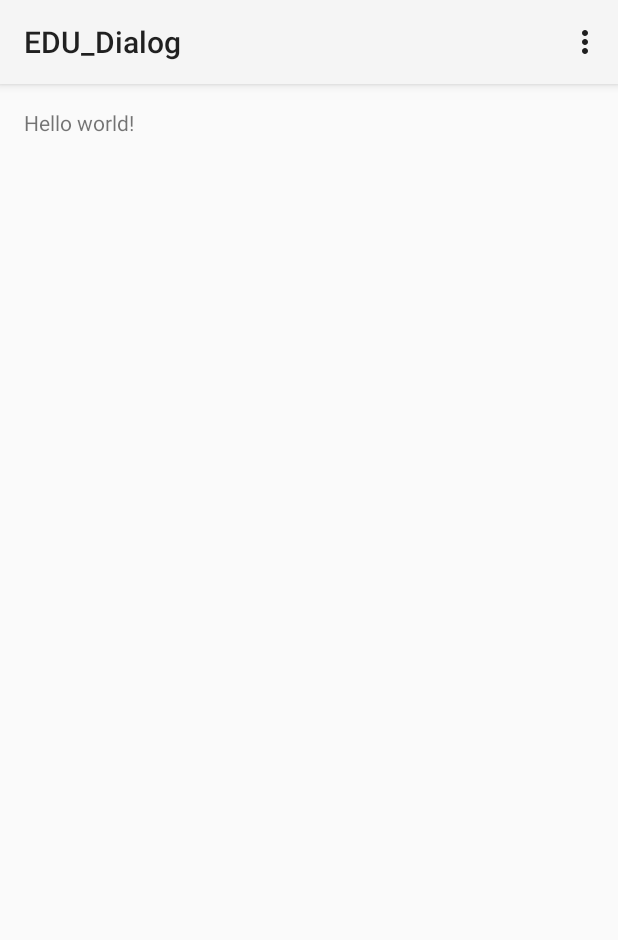
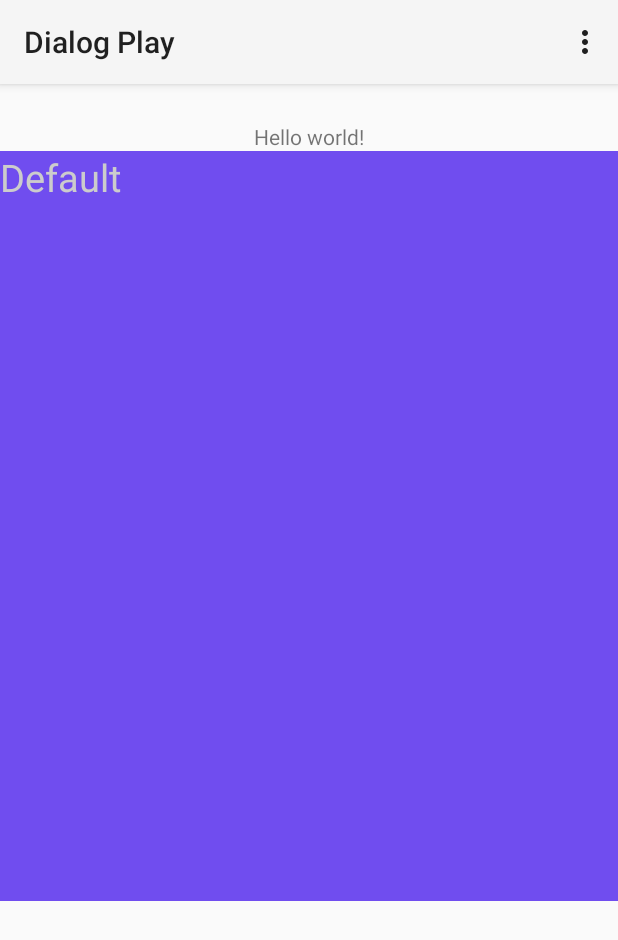
Before and after one commit to amha/Android-Dialog-Explorations, an Android app: the screen it shows after launch (DialogMainActivity), on a phone screen of 412 x 824 dp. Shown: the top 940 px of the screen. Run offline under Robolectric (Android 15) with nearby library versions, the phone set to English and light mode, and no system bars.

Commit message:
Added Image Fragment with dummy text data.

```diff
--- a/app/build.gradle
+++ b/app/build.gradle
@@ -19,7 +19,7 @@ android {
     defaultConfig {
         applicationId "com.amha.edu_dialog.app"
         minSdkVersion 16
-        targetSdkVersion 21
+        targetSdkVersion 19
         versionCode 1
         versionName "1.0"
     }
@@ -33,4 +33,5 @@ android {
 
 dependencies {
     compile fileTree(dir: 'libs', include: ['*.jar'])
+    compile 'com.android.support:support-v4:19.0.0'
 }
--- a/app/src/main/java/com/amha/edu_dialog/app/DialogMainActivity.java
+++ b/app/src/main/java/com/amha/edu_dialog/app/DialogMainActivity.java
@@ -2,16 +2,55 @@ package com.amha.edu_dialog.app;
 
 import android.app.Activity;
 import android.os.Bundle;
+import android.support.v4.app.FragmentActivity;
+import android.support.v4.view.ViewPager;
+import android.util.Log;
 import android.view.Menu;
 import android.view.MenuItem;
 
 
 public class DialogMainActivity extends Activity {
 
+    //ViewPager that swipes between images.
+    ViewPager mPager;
+
+    //Static number of pages.
+    //private static int VIEW_PAGER_PAGES = 4;
+
+    //Page adapter populates the viewpager.
+    //CustomPageAdapter pageAdapter;
+
+    ImageFragment fragment;
+
     @Override
     protected void onCreate(Bundle savedInstanceState) {
         super.onCreate(savedInstanceState);
         setContentView(R.layout.activity_dialog_main);
+
+        // Check we're using the layout version of the frame. {Not sure why.}
+
+        if((findViewById(R.id.frame)) != null){
+
+            Log.d("AMHA-OUT", "Check 1");
+
+            // A fragment has already been created, no need to instantiate a new one.
+            if(savedInstanceState != null){
+                Log.d("AMHA-OUT", "Check 2");
+                return;
+            }
+
+            //Currently not working - may not need this either.
+            //fragment.newInstance("Lemon");
+
+            Bundle args = new Bundle();
+            args.putString("param1", "Default");
+
+            fragment = new ImageFragment();
+            fragment.setArguments(args);
+
+            getFragmentManager().beginTransaction()
+                    .add(R.id.frame, fragment).commit();
+        }
     }
 
 
--- /dev/null
+++ b/app/src/main/java/com/amha/edu_dialog/app/ImageFragment.java
@@ -0,0 +1,82 @@
+package com.amha.edu_dialog.app;
+
+
+import android.app.Fragment;
+import android.os.Bundle;
+import android.util.Log;
+import android.view.LayoutInflater;
+import android.view.View;
+import android.view.ViewGroup;
+import android.widget.TextView;
+
+
+/**
+ * A simple {@link Fragment} subclass.
+ * Use the {@link ImageFragment#newInstance} factory method to
+ * create an instance of this fragment.
+ *
+ */
+public class ImageFragment extends Fragment {
+
+    // TODO: Rename parameter arguments, choose names that match
+    // the fragment initialization parameters, e.g. ARG_ITEM_NUMBER
+    private static final String ARG_PARAM1 = "param1";
+    //private static final String ARG_PARAM2 = "param2";
+
+    // TODO: Rename and change types of parameters
+    String mParam1;
+    //private String mParam2;
+
+    /**
+     * Use this factory method to create a new instance of
+     * this fragment using the provided parameters.
+     *
+     * @param param1 Parameter 1.
+     * @return A new instance of fragment ImageFragment.
+     */
+    // TODO: Rename and change types and number of parameters
+   public static ImageFragment newInstance(String param1) {
+
+        ImageFragment fragment = new ImageFragment();
+
+        Bundle args = new Bundle();
+        args.putString("param1", "Default, as static.");
+        fragment.setArguments(args);
+
+        return fragment;
+    }
+
+
+    public ImageFragment() {
+        // Required empty public constructor
+    }
+
+    @Override
+    public void onCreate(Bundle savedInstanceState) {
+        super.onCreate(savedInstanceState);
+
+         if (getArguments() != null) {
+            mParam1 = getArguments().getString(ARG_PARAM1);
+            //mParam2 = getArguments().getString(ARG_PARAM2);
+            //mParam1 = "Custom Error";
+            Log.d("AMHA", "////////////////////////WTF111");
+        }
+        else {
+            mParam1 = "Empty AAAAgument";
+            Log.d("AMHA", "////////////////////////NULL");
+        }
+    }
+
+    @Override
+    public View onCreateView(LayoutInflater inflater, ViewGroup container,
+                             Bundle savedInstanceState) {
+
+        // Inflate the layout for this fragment
+        View v = inflater.inflate(R.layout.fragment_image, container, false);
+        TextView textView = (TextView)v.findViewById(R.id.text_field);
+        textView.setText(mParam1);
+        return v;
+    }
+
+
+}
--- a/app/src/main/res/layout/activity_dialog_main.xml
+++ b/app/src/main/res/layout/activity_dialog_main.xml
@@ -1,16 +1,32 @@
+<?xml version="1.0" encoding="utf-8"?>
 <RelativeLayout xmlns:android="http://schemas.android.com/apk/res/android"
     xmlns:tools="http://schemas.android.com/tools"
     android:layout_width="match_parent"
     android:layout_height="match_parent"
-    android:paddingLeft="@dimen/activity_horizontal_margin"
-    android:paddingRight="@dimen/activity_horizontal_margin"
-    android:paddingTop="@dimen/activity_vertical_margin"
-    android:paddingBottom="@dimen/activity_vertical_margin"
     tools:context=".DialogMainActivity">
 
     <TextView
         android:text="@string/hello_world"
         android:layout_width="wrap_content"
-        android:layout_height="wrap_content" />
+        android:layout_height="wrap_content"
+        android:id="@+id/textView"
+        android:layout_alignParentTop="true"
+        android:layout_centerHorizontal="true"
+        android:layout_marginTop="25dp"/>
+
+    <FrameLayout
+        android:layout_width="fill_parent"
+        android:layout_height="500dp"
+        android:layout_below="@+id/textView"
+        android:layout_centerHorizontal="true"
+        android:id="@+id/frame">
+
+        <!--<fragment
+                android:layout_width="300dp"
+                android:layout_height="300dp"
+                android:name="com.amha.edu_dialog.app.ImageFragment"
+                android:id="@+id/fragment_display"
+                android:layout_marginTop="42dp"/>-->
+    </FrameLayout>
 
 </RelativeLayout>
--- /dev/null
+++ b/app/src/main/res/layout/fragment_image.xml
@@ -0,0 +1,20 @@
+<FrameLayout xmlns:android="http://schemas.android.com/apk/res/android"
+    xmlns:tools="http://schemas.android.com/tools"
+    android:layout_width="match_parent"
+    android:layout_height="match_parent"
+    tools:context="com.amha.edu_dialog.app.ImageFragment"
+       android:background="#704def">
+
+    <!-- TODO: Update blank fragment layout -->
+    <TextView
+        android:id="@+id/text_field"
+        android:layout_width="match_parent"
+        android:layout_height="match_parent"
+        android:text="@string/hello_blank_fragment"
+        android:textColor="#ccc"
+        android:layout_gravity="center_horizontal|top"
+        android:textSize="25dp"
+        android:focusableInTouchMode="false"
+        android:fontFamily="san-serif-light"/>
+
+</FrameLayout>
--- a/app/src/main/res/values/strings.xml
+++ b/app/src/main/res/values/strings.xml
@@ -1,8 +1,14 @@
 <?xml version="1.0" encoding="utf-8"?>
 <resources>
 
-    <string name="app_name">EDU_Dialog</string>
-    <string name="hello_world">Hello world!</string>
+    <!-- App Level -->
+    <string name="app_name">Dialog Play</string>
+
+    <!-- Action Bar -->
     <string name="action_settings">Settings</string>
 
+    <!-- Main Main Activity -->
+    <string name="hello_world">Hello world!</string>
+    <string name="hello_blank_fragment">Temp</string>
+
 </resources>
--- a/app/src/main/res/values/styles.xml
+++ b/app/src/main/res/values/styles.xml
@@ -1,7 +1,7 @@
 <resources>
 
     <!-- Base application theme. -->
-    <style name="AppTheme" parent="android:Theme.Holo.Light.DarkActionBar">
+    <style name="AppTheme" parent="android:Theme.Holo.Light">
         <!-- Customize your theme here. -->
     </style>
 
```
Also changed, not shown: app/src/main/res/drawable-hdpi/ic_launcher.png, app/src/main/res/drawable-mdpi/ic_launcher.png, app/src/main/res/drawable-xhdpi/ic_launcher.png, app/src/main/res/drawable-xxhdpi/ic_launcher.png, 1 other file.
